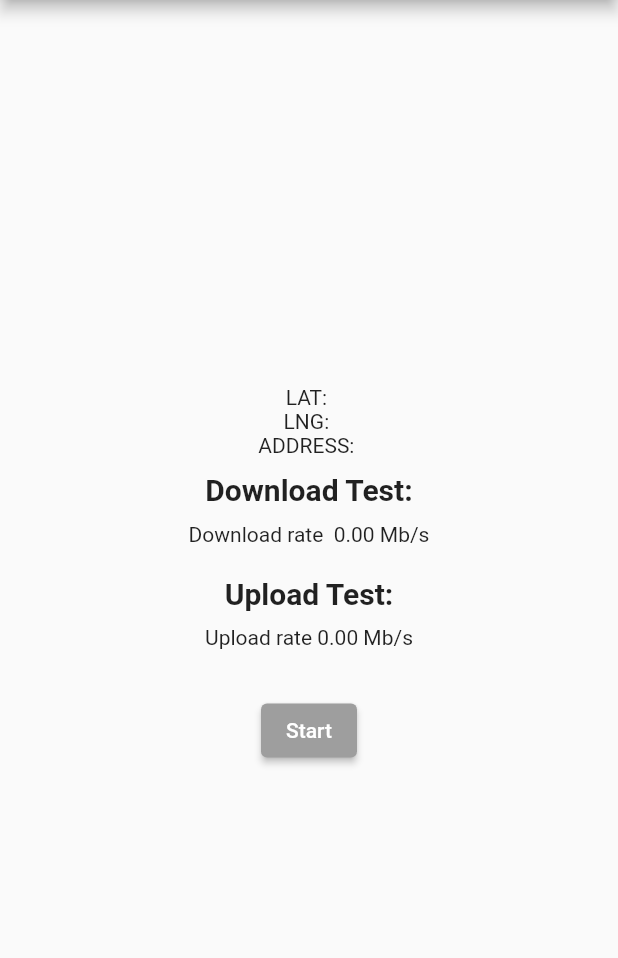
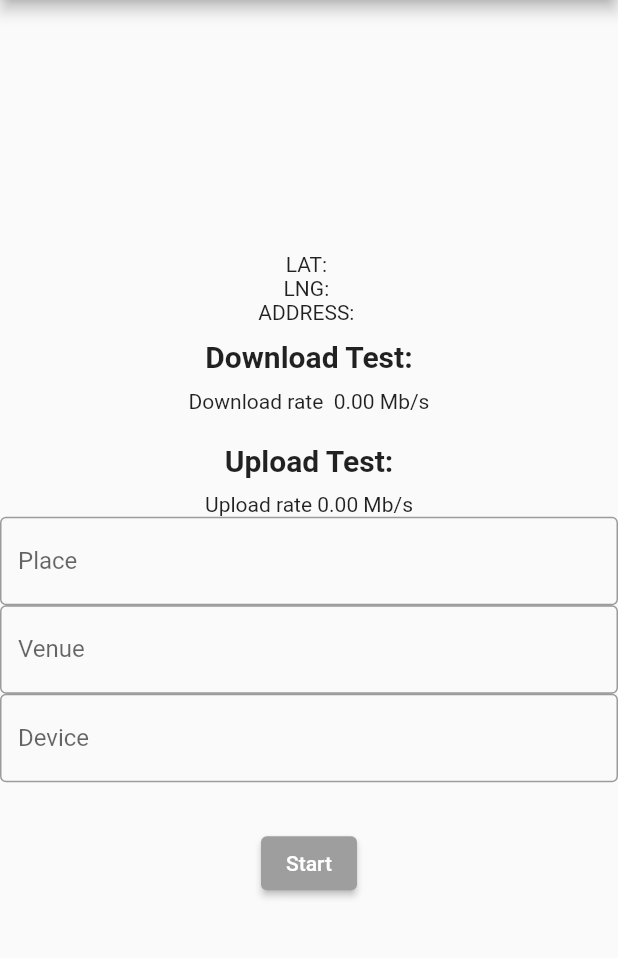
Before and after one commit to bayuhnm/flutter_speedtest, a Flutter app: the screen it shows after launch, after a tap on "Start", on a phone screen of 412 x 824 dp, the part 84-1042 px from its top. Run offline on Flutter 3.47's test engine with Material 2 defaults, Android fonts, the light colour scheme and no system bars; our stand-ins replace dio, geocoding, geolocator, lottie; missing offline and left inert: mongo_dart, speed_test_dart.

Commit message:
Create backend form input place, venue, device

```diff
--- a/lib/main.dart
+++ b/lib/main.dart
@@ -1,6 +1,6 @@
 import 'package:flutter/material.dart';
 import 'package:flutter_speedtest/connection/db_connection.dart';
-import 'screen/main_screen2.dart';
+import 'screen/main_screen.dart';
 
 void main() async {
   WidgetsFlutterBinding.ensureInitialized;
--- a/lib/model/dataspeedModel.dart
+++ b/lib/model/dataspeedModel.dart
@@ -16,6 +16,9 @@ class DataspeedModel {
         required this.latitude,
         required this.longitude,
         required this.address,
+        required this.place,
+        required this.venue,
+        required this.device,
     });
 
     ObjectId id;
@@ -25,6 +28,9 @@ class DataspeedModel {
     String latitude;
     String longitude;
     String address;
+    String place;
+    String venue;
+    String device;
 
     factory DataspeedModel.fromJson(Map<String, dynamic> json) => DataspeedModel(
         id: json["_id"],
@@ -34,6 +40,9 @@ class DataspeedModel {
         latitude: json["latitude"],
         longitude: json["longitude"],
         address: json["address"],
+        place: json["place"],
+        venue: json["venue"],
+        device: json["device"],
     );
 
     Map<String, dynamic> toJson() => {
@@ -44,5 +53,8 @@ class DataspeedModel {
         "latitude": latitude,
         "longitude": longitude,
         "address": address,
+        "place": place,
+        "venue": venue,
+        "device": device,
     };
 }
--- a/lib/screen/main_screen.dart
+++ b/lib/screen/main_screen.dart
@@ -1,11 +1,15 @@
+// ignore_for_file: import_of_legacy_library_into_null_safe
+
 import 'package:dio/dio.dart';
 import 'package:flutter/material.dart';
 import 'package:flutter_speedtest/connection/db_connection.dart';
 import 'package:flutter_speedtest/model/dataspeedModel.dart';
+import 'package:geocoding/geocoding.dart';
 import 'package:mongo_dart/mongo_dart.dart' as mongo;
 import 'package:speed_test_dart/classes/classes.dart';
 import 'package:speed_test_dart/speed_test_dart.dart';
 import 'package:lottie/lottie.dart';
+import 'package:geolocator/geolocator.dart';
 
 class mainScreen extends StatefulWidget {
   const mainScreen({super.key});
@@ -24,11 +28,16 @@ class _mainScreenState extends State<mainScreen> {
   bool readyToTest = false;
   bool loadingDownload = false;
   bool loadingUpload = false;
+  bool loadingLocation = false;
   String googleApikey = "AIzaSyBvJaPeqmGdxeJlxfDwDyNmjj1h1ZD9_bg";
-  double latitude = -7.285081;
-  double longitude = 112.781237;
+  double latitude = 0;
+  double longitude = 0;
   String address = "";
-
+  String? _currentAddress;
+  Position? _currentPosition;
+  TextEditingController placeController = TextEditingController();
+  TextEditingController venueController = TextEditingController();
+  TextEditingController deviceController = TextEditingController();
 
   Future<void> setBestServers() async {
     final settings = await tester.getSettings();
@@ -70,20 +79,75 @@ class _mainScreenState extends State<mainScreen> {
     });
   }
 
-  Future<void> _insertData(String downloadRate, String uploadRate) async {
-    var _id = mongo.ObjectId();
-    DateTime timestamp = DateTime.now();
-    timestamp.millisecondsSinceEpoch;
-    final data = DataspeedModel(
-        id: _id,
-        timestamp: timestamp,
-        downloadRate: downloadRate,
-        uploadRate: uploadRate);
-    var result = await MongoDatabase.insert(data);
+  Future<bool> _handleLocationPermission() async {
+    bool serviceEnabled;
+    LocationPermission permission;
+
+    serviceEnabled = await Geolocator.isLocationServiceEnabled();
+    if (!serviceEnabled) {
+      ScaffoldMessenger.of(context).showSnackBar(const SnackBar(
+          content: Text(
+              'Location services are disabled. Please enable the services')));
+      return false;
+    }
+    permission = await Geolocator.checkPermission();
+    if (permission == LocationPermission.denied) {
+      permission = await Geolocator.requestPermission();
+      if (permission == LocationPermission.denied) {
+        ScaffoldMessenger.of(context).showSnackBar(
+            const SnackBar(content: Text('Location permissions are denied')));
+        return false;
+      }
+    }
+    if (permission == LocationPermission.deniedForever) {
+      ScaffoldMessenger.of(context).showSnackBar(const SnackBar(
+          content: Text(
+              'Location permissions are permanently denied, we cannot request permissions.')));
+      return false;
+    }
+    return true;
   }
 
+  Future<void> _getCurrentPosition() async {
+    setState(() {
+      loadingLocation = true;
+    });
+    final hasPermission = await _handleLocationPermission();
+    if (!hasPermission) return;
+    await Geolocator.getCurrentPosition(desiredAccuracy: LocationAccuracy.high)
+        .then((Position position) {
+      setState(
+        () => _currentPosition = position,
+      );
+      debugPrint('latlong = $position');
+      _getAddressFromLatLng(_currentPosition!);
+    }).catchError((e) {
+      debugPrint(e);
+    });
+  }
 
-  convertToAddress(double lat, double long, String apikey) async {
+  Future<void> _getAddressFromLatLng(Position position) async {
+    await placemarkFromCoordinates(
+            _currentPosition!.latitude, _currentPosition!.longitude)
+        .then((List<Placemark> placemarks) {
+      Placemark place = placemarks[0];
+      setState(() {
+        _currentAddress =
+            '${place.street}, ${place.subLocality}, ${place.subAdministrativeArea}, ${place.postalCode}';
+        latitude = position.latitude;
+        longitude = position.longitude;
+      });
+      debugPrint('address = $_currentAddress');
+
+      setState(() {
+        loadingLocation = false;
+      });
+    }).catchError((e) {
+      debugPrint(e);
+    });
+  }
+
+  Future<void> _convertToAddress(String lat, String long, String apikey) async {
     Dio dio = Dio(); //initilize dio package
     String apiurl =
         "https://maps.googleapis.com/maps/api/geocode/json?latlng=$lat,$long&key=$apikey";
@@ -98,11 +162,8 @@ class _mainScreenState extends State<mainScreen> {
         if (data["results"].length > 0) {
           //if there is atleast one address
           Map firstresult = data["results"][0]; //select the first address
-
           address = firstresult["formatted_address"]; //get the address
-
           //you can use the JSON data to get address in your own format
-
           setState(() {
             //refresh UI
           });
@@ -115,12 +176,40 @@ class _mainScreenState extends State<mainScreen> {
     }
   }
 
-    @override
+  Future<void> _insertData(
+      String downloadRate,
+      String uploadRate,
+      String latitude,
+      String longitude,
+      String currentAddress,
+      String place,
+      String venue,
+      String device ) async {
+    var _id = mongo.ObjectId();
+    DateTime timestamp = DateTime.now();
+    timestamp.millisecondsSinceEpoch;
+    final data = DataspeedModel(
+      id: _id,
+      timestamp: timestamp,
+      downloadRate: downloadRate,
+      uploadRate: uploadRate,
+      latitude: latitude,
+      longitude: longitude,
+      address: currentAddress,
+      place: placeController.text,
+      venue: venueController.text,
+      device: deviceController.text,
+    );
+    debugPrint('Input data to MongoDB');
+    var result = await MongoDatabase.insert(data);
+  }
+
+  @override
   void initState() {
     WidgetsBinding.instance.addPostFrameCallback((_) {
       setBestServers();
     });
-    convertToAddress(latitude, longitude, googleApikey);
+    // _convertToAddress(latitude, longitude, googleApikey);
     super.initState();
   }
 
@@ -136,6 +225,20 @@ class _mainScreenState extends State<mainScreen> {
           child: Column(
             mainAxisSize: MainAxisSize.min,
             children: [
+              if (loadingLocation)
+                Column(
+                  children: const [
+                    CircularProgressIndicator(),
+                    SizedBox(height: 10),
+                    Text('Getting location'),
+                  ],
+                )
+              else
+                // Location UI
+                Text('LAT: ${_currentPosition?.latitude ?? ""}'),
+              Text('LNG: ${_currentPosition?.longitude ?? ""}'),
+              Text('ADDRESS: ${_currentAddress ?? ""}'),
+              const SizedBox(height: 10),
               const Text(
                 'Download Test:',
                 style: TextStyle(
@@ -159,32 +262,9 @@ class _mainScreenState extends State<mainScreen> {
                     const Text('Testing download speed...'),
                   ],
                 )
-              // Column(
-              //   children: const [
-              //     CircularProgressIndicator(),
-              //     SizedBox(
-              //       height: 10,
-              //     ),
-              //     Text('Testing download speed...'),
-              //   ],
-              // )
               else
                 Text('Download rate  ${downloadRate.toStringAsFixed(2)} Mb/s'),
               const SizedBox(height: 20),
-              // ElevatedButton(
-              //   style: ElevatedButton.styleFrom(
-              //     backgroundColor: readyToTest && !loadingDownload
-              //         ? Colors.blue
-              //         : Colors.grey,
-              //   ),
-              //   onPressed: loadingDownload
-              //       ? null
-              //       : () async {
-              //           if (!readyToTest || bestServersList.isEmpty) return;
-              //           await _testDownloadSpeed();
-              //         },
-              //   child: const Text('Start'),
-              // ),
               const Text(
                 'Upload Test:',
                 style: TextStyle(
@@ -217,6 +297,21 @@ class _mainScreenState extends State<mainScreen> {
               // )
               else
                 Text('Upload rate ${uploadRate.toStringAsFixed(2)} Mb/s'),
+              TextFormField(
+                controller: placeController,
+                decoration: InputDecoration(
+                    labelText: "Place", border: OutlineInputBorder()),
+              ),
+              TextFormField(
+                controller: venueController,
+                decoration: InputDecoration(
+                    labelText: "Venue", border: OutlineInputBorder()),
+              ),
+              TextFormField(
+                controller: deviceController,
+                decoration: InputDecoration(
+                    labelText: "Device", border: OutlineInputBorder()),
+              ),
               const SizedBox(
                 height: 30,
               ),
@@ -228,40 +323,22 @@ class _mainScreenState extends State<mainScreen> {
                     ? null
                     : () async {
                         if (!readyToTest || bestServersList.isEmpty) return;
+                        await _getCurrentPosition();
                         await _testDownloadSpeed();
                         await _testUploadSpeed();
                         _insertData(
-                            downloadRate.toString(), uploadRate.toString());
+                          downloadRate.toString(),
+                          uploadRate.toString(),
+                          latitude.toString(),
+                          longitude.toString(),
+                          _currentAddress.toString(),
+                          placeController.toString(),
+                          venueController.toString(),
+                          deviceController.toString(),
+                        );
                       },
                 child: const Text('Start'),
               ),
-
-              // Location UI
-              const Text(
-                'Latitude',
-                style: TextStyle(
-                  fontSize: 20,
-                  fontWeight: FontWeight.bold,
-                ),
-              ),
-              Text("$latitude"),
-              const Text(
-                'Longitude',
-                style: TextStyle(
-                  fontSize: 20,
-                  fontWeight: FontWeight.bold,
-                ),
-              ),
-              Text("$longitude"),
-              const Text(
-                'Address',
-                style: TextStyle(
-                  fontSize: 20,
-                  fontWeight: FontWeight.bold,
-                ),
-              ),
-              Text("$address", ),
-
             ],
           ),
         ),
--- a/lib/screen/main_screen2.dart
+++ b/lib/screen/main_screen2.dart
@@ -1,3 +1,5 @@
+// ignore_for_file: import_of_legacy_library_into_null_safe
+
 import 'package:dio/dio.dart';
 import 'package:flutter/material.dart';
 import 'package:flutter_speedtest/connection/db_connection.dart';
@@ -33,6 +35,9 @@ class _mainScreenState extends State<mainScreen> {
   String address = "";
   String? _currentAddress;
   Position? _currentPosition;
+  TextEditingController placeController = TextEditingController();
+  TextEditingController venueController = TextEditingController();
+  TextEditingController deviceController = TextEditingController();
 
   Future<void> setBestServers() async {
     final settings = await tester.getSettings();
@@ -74,7 +79,6 @@ class _mainScreenState extends State<mainScreen> {
     });
   }
 
-
   Future<bool> _handleLocationPermission() async {
     bool serviceEnabled;
     LocationPermission permission;
@@ -112,7 +116,9 @@ class _mainScreenState extends State<mainScreen> {
     if (!hasPermission) return;
     await Geolocator.getCurrentPosition(desiredAccuracy: LocationAccuracy.high)
         .then((Position position) {
-      setState(() => _currentPosition = position, );
+      setState(
+        () => _currentPosition = position,
+      );
       debugPrint('latlong = $position');
       _getAddressFromLatLng(_currentPosition!);
     }).catchError((e) {
@@ -170,8 +176,15 @@ class _mainScreenState extends State<mainScreen> {
     }
   }
 
-
-  Future<void> _insertData(String downloadRate, String uploadRate, String latitude, String longitude, String currentAddress) async {
+  Future<void> _insertData(
+      String downloadRate,
+      String uploadRate,
+      String latitude,
+      String longitude,
+      String currentAddress,
+      String place,
+      String venue,
+      String device ) async {
     var _id = mongo.ObjectId();
     DateTime timestamp = DateTime.now();
     timestamp.millisecondsSinceEpoch;
@@ -183,6 +196,9 @@ class _mainScreenState extends State<mainScreen> {
       latitude: latitude,
       longitude: longitude,
       address: currentAddress,
+      place: placeController.text,
+      venue: venueController.text,
+      device: deviceController.text,
     );
     debugPrint('Input data to MongoDB');
     var result = await MongoDatabase.insert(data);
@@ -223,7 +239,6 @@ class _mainScreenState extends State<mainScreen> {
               Text('LNG: ${_currentPosition?.longitude ?? ""}'),
               Text('ADDRESS: ${_currentAddress ?? ""}'),
               const SizedBox(height: 10),
-
               const Text(
                 'Download Test:',
                 style: TextStyle(
@@ -282,6 +297,21 @@ class _mainScreenState extends State<mainScreen> {
               // )
               else
                 Text('Upload rate ${uploadRate.toStringAsFixed(2)} Mb/s'),
+              TextFormField(
+                controller: placeController,
+                decoration: InputDecoration(
+                    labelText: "Place", border: OutlineInputBorder()),
+              ),
+              TextFormField(
+                controller: venueController,
+                decoration: InputDecoration(
+                    labelText: "Venue", border: OutlineInputBorder()),
+              ),
+              TextFormField(
+                controller: deviceController,
+                decoration: InputDecoration(
+                    labelText: "Device", border: OutlineInputBorder()),
+              ),
               const SizedBox(
                 height: 30,
               ),
@@ -297,7 +327,15 @@ class _mainScreenState extends State<mainScreen> {
                         await _testDownloadSpeed();
                         await _testUploadSpeed();
                         _insertData(
-                            downloadRate.toString(), uploadRate.toString(), latitude.toString(), longitude.toString(), _currentAddress.toString());
+                          downloadRate.toString(),
+                          uploadRate.toString(),
+                          latitude.toString(),
+                          longitude.toString(),
+                          _currentAddress.toString(),
+                          placeController.toString(),
+                          venueController.toString(),
+                          deviceController.toString(),
+                        );
                       },
                 child: const Text('Start'),
               ),
```
Also changed, not shown: lib/screen/design_screen.dart (added), lib/screen/splash_screen.dart (added). Lines whose indentation alone changed are shown as unchanged.
